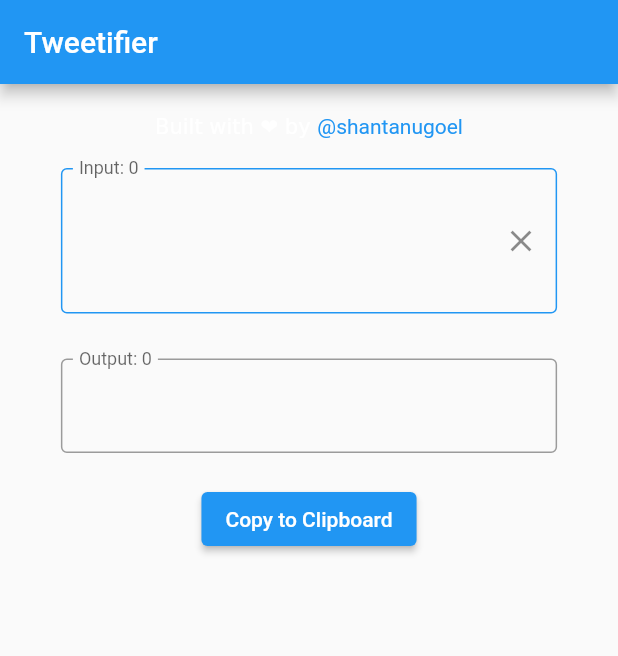
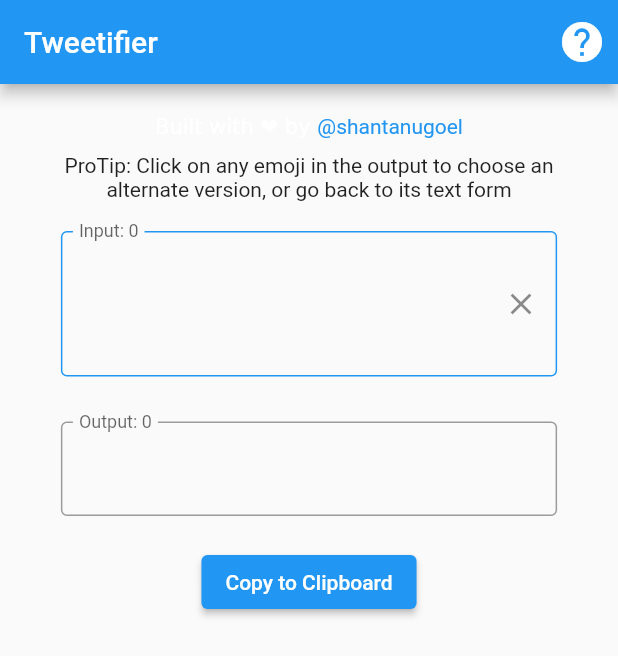
Before and after one commit to shantanugoel/tweetifier, a Flutter app: the screen it shows after launch, on a phone screen of 412 x 824 dp. Shown: the top 656 px of the screen. Run offline on Flutter 3.47's test engine with Material 2 defaults, Android fonts, the phone set to English and light mode, and no system bars; missing offline and left inert: emojis, flutter_material_pickers.

Commit message:
add help

```diff
--- a/lib/main.dart
+++ b/lib/main.dart
@@ -16,6 +16,7 @@ class MyApp extends StatelessWidget {
         primarySwatch: Colors.blue,
       ),
       home: const Home(),
+      debugShowCheckedModeBanner: false,
     );
   }
 }
--- a/lib/widgets/home_page.dart
+++ b/lib/widgets/home_page.dart
@@ -12,6 +12,15 @@ class Home extends StatelessWidget {
     return Scaffold(
       appBar: AppBar(
         title: const Text('Tweetifier'),
+        actions: [
+          IconButton(
+            onPressed: () => showHelp(context),
+            icon: const Icon(
+              Icons.help,
+            ),
+            iconSize: 32,
+          )
+        ],
       ),
       body: Center(
         child: FractionallySizedBox(
@@ -20,6 +29,7 @@ class Home extends StatelessWidget {
             padding: const EdgeInsets.all(20.0),
             children: [
               attributionWidget(),
+              tip(),
               const Input(),
               const Output(),
             ],
@@ -38,7 +48,7 @@ class Home extends StatelessWidget {
 
   Widget attributionWidget() {
     return Container(
-      padding: const EdgeInsets.only(bottom: 20.0),
+      padding: const EdgeInsets.only(bottom: 10.0),
       child: RichText(
         textAlign: TextAlign.center,
         text: TextSpan(
@@ -54,4 +64,32 @@ class Home extends StatelessWidget {
       ),
     );
   }
+
+  Widget tip() {
+    return Container(
+        padding: const EdgeInsets.only(bottom: 20.0),
+        child: const Text(
+          'ProTip: Click on any emoji in the output to choose an alternate'
+          ' version, or go back to its text form',
+          textAlign: TextAlign.center,
+        ));
+  }
+
+  void showHelp(BuildContext context) {
+    showDialog<String>(
+      context: context,
+      builder: (BuildContext context) => AlertDialog(
+        title: const Text('Help'),
+        content: const Text('''
+ • Type in (or paste) any text in the input box
+ • Emojified output will appear in the output box as you type
+ • After writing all content, you can also click on any emoji and choose an alternate version of that emoji, or go back to text form
+ • Click on "Copy to Clipboard" to copy it and paste it on twitter or anywhere else '''),
+        actions: [
+          TextButton(
+              onPressed: () => Navigator.pop(context), child: const Text('Ok')),
+        ],
+      ),
+    );
+  }
 }
```
